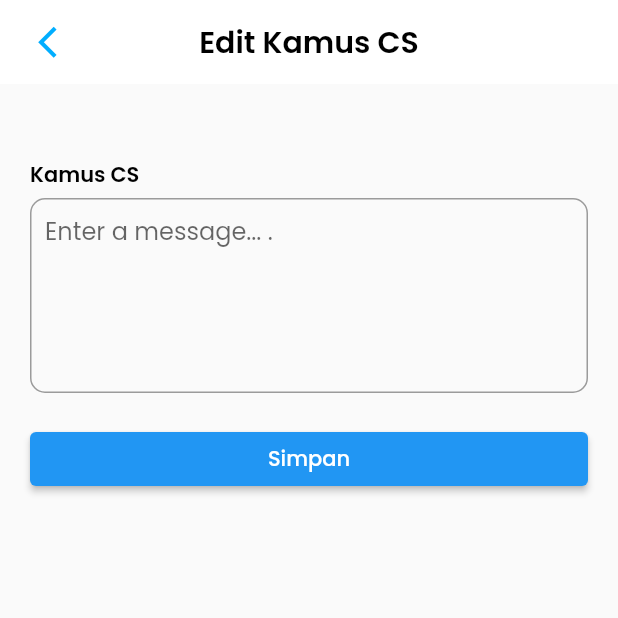
After one commit to finpangestu/kamus_cs, a Flutter app: the EditKamusCS screen opened directly, on a phone screen of 412 x 824 dp, the top half of it. The commit adds this screen. Run offline on Flutter 3.47's test engine with Material 2 defaults, Android fonts, the phone set to English and light mode, and no system bars; our stand-ins replace flutter_slidable; statements that could not run were skipped.

Commit message:
add Edite Kamus CS Page

```diff
--- /dev/null
+++ b/lib/views/edit_kamus_cs.dart
@@ -0,0 +1,93 @@
+// ignore_for_file: prefer_const_constructors, prefer_const_literals_to_create_immutables, deprecated_member_use
+
+import 'package:flutter/material.dart';
+
+class EditKamusCS extends StatefulWidget {
+  const EditKamusCS({Key? key}) : super(key: key);
+
+  @override
+  State<EditKamusCS> createState() => _EditKamusCSState();
+}
+
+class _EditKamusCSState extends State<EditKamusCS> {
+  @override
+  Widget build(BuildContext context) {
+    return Scaffold(
+      appBar: AppBar(
+        elevation: 0,
+        centerTitle: true,
+        flexibleSpace: Container(
+          decoration: BoxDecoration(
+            color: Colors.white,
+          ),
+        ),
+        leading: IconButton(
+          iconSize: 25,
+          padding: EdgeInsets.only(left: 20),
+          icon: Icon(Icons.arrow_back_ios),
+          color: Color.fromARGB(254, 0, 174, 255),
+          onPressed: () {
+            Navigator.pop(context);
+          },
+        ),
+        title: Text(
+          'Edit Kamus CS',
+          style: TextStyle(
+            fontFamily: 'Poppins',
+            fontSize: 20,
+            color: Colors.black,
+            fontWeight: FontWeight.w600,
+          ),
+        ),
+      ),
+      body: Container(
+        padding: EdgeInsets.fromLTRB(20, 50, 20, 0),
+        child: Column(
+          crossAxisAlignment: CrossAxisAlignment.start,
+          children: [
+            Text(
+              'Kamus CS',
+              style: TextStyle(
+                fontFamily: 'Poppins',
+                fontSize: 14,
+                color: Colors.black,
+                fontWeight: FontWeight.w600,
+              ),
+            ),
+            Container(
+              margin: EdgeInsets.fromLTRB(0, 5, 0, 20),
+              child: TextField(
+                maxLines: 5,
+                style: TextStyle(
+                  fontFamily: 'Poppins',
+                  fontSize: 16,
+                  color: Colors.black,
+                ),
+                decoration: InputDecoration(
+                  hintText: 'Enter a message... .',
+                  contentPadding: EdgeInsets.all(10),
+                  border: OutlineInputBorder(
+                    borderRadius: BorderRadius.circular(10),
+                  ),
+                ),
+                onChanged: (value) {
+                  setState(() {});
+                },
+              ),
+            ),
+            SizedBox(
+              width: double.infinity,
+              child: ElevatedButton(
+                onPressed: () {},
+                child: Text(
+                  'Simpan',
+                  style: TextStyle(fontFamily: 'Poppins'),
+                ),
+              ),
+            ),
+          ],
+        ),
+      ),
+    );
+  }
+}
```
Also changed, not shown: jsonfiles/kamus.json (deleted, +0 -52 lines), lib/views/list_kamus_cs.dart (+11 -2 lines), lib/views/widgets/list_kamus_card.dart (+6 -1 lines).
